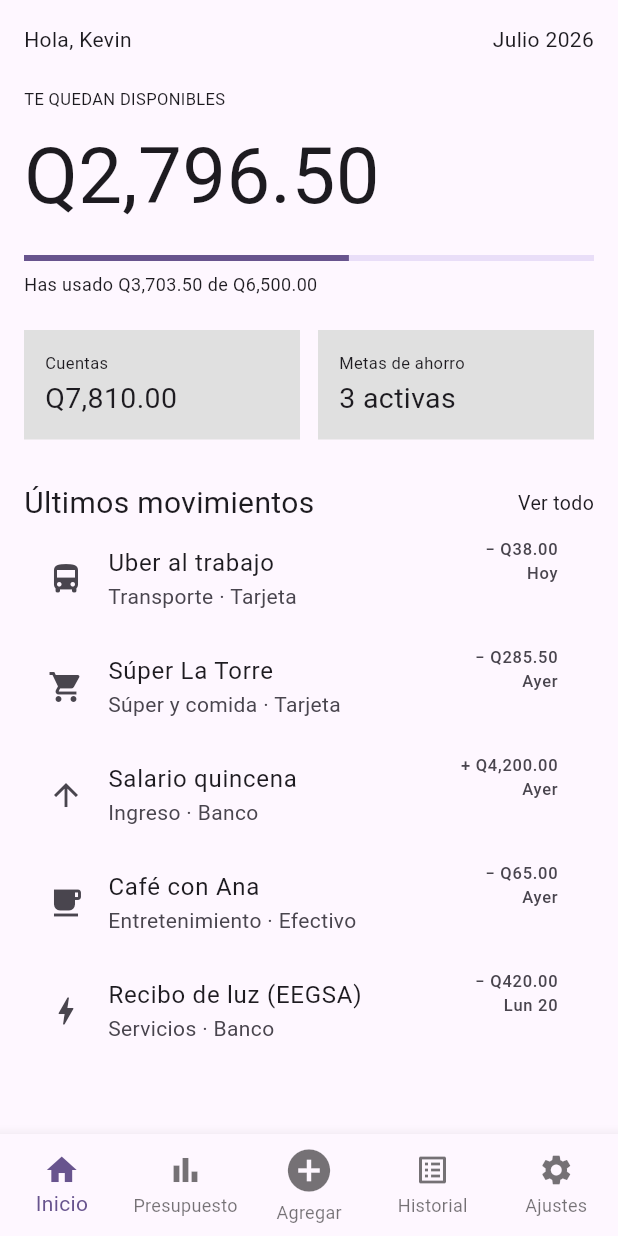
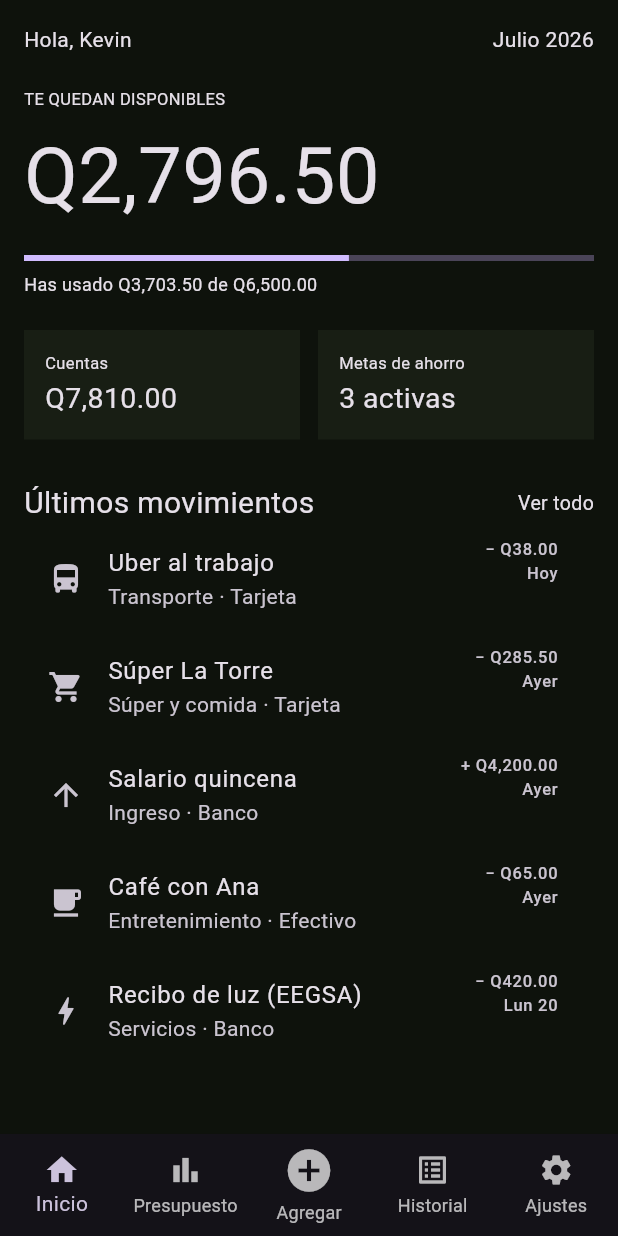
Before and after one commit to saulecch/inkash, a Flutter app: the screen it shows after launch, on a phone screen of 412 x 824 dp. Run offline on Flutter 3.47's test engine with Material 3 defaults, Android fonts, the phone set to English and light mode, and no system bars.

Commit message:
S06 tema inicial

```diff
--- a/lib/main.dart
+++ b/lib/main.dart
@@ -3,6 +3,17 @@ import 'package:flutter/material.dart';
 void main() {
   runApp(const MyApp());
 }
+
+// Paleta del design system del prototipo (broadsheet dark):
+const kFondo = Color(0xFF0E120C);
+const kSuperficie = Color(0xFF181E14);
+const kBorde = Color(0xFF2A3222);
+const kTexto = Color(0xFFF1F4EA);
+const kMuted = Color(0xFF8F9C80);
+const kLima = Color(0xFFC8F54E); // --color-accent
+const kIconoFondo = Color(0xFF37491C); // --color-accent-300
+
+const kFig = TextStyle(fontFamily: 'monospace'); // cifras (Azeret Mono)
 
 class MyApp extends StatelessWidget {
   const MyApp({super.key});
@@ -12,7 +23,10 @@ class MyApp extends StatelessWidget {
     return MaterialApp(
       debugShowCheckedModeBanner: false,
       title: 'Inkash',
-      theme: ThemeData(colorScheme: .fromSeed(seedColor: Colors.deepPurple)),
+      theme: ThemeData(
+        brightness: Brightness.dark,
+        scaffoldBackgroundColor: kFondo,
+      ),
       home: Scaffold(
         body: SafeArea(
           child: ListView(
@@ -43,7 +57,7 @@ class MyApp extends StatelessWidget {
                 children: [
                   Expanded(
                     child: Container(
-                      color: Colors.grey.shade300,
+                      color: kSuperficie,
                       padding: const EdgeInsets.all(14),
                       child: Column(
                         crossAxisAlignment: CrossAxisAlignment.start,
@@ -58,7 +72,7 @@ class MyApp extends StatelessWidget {
                   const SizedBox(width: 12),
                   Expanded(
                     child: Container(
-                      color: Colors.grey.shade300,
+                      color: kSuperficie,
                       padding: const EdgeInsets.all(14),
                       child: Column(
                         crossAxisAlignment: CrossAxisAlignment.start,
```
